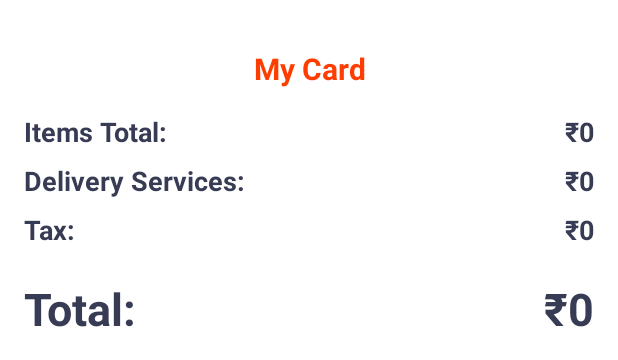
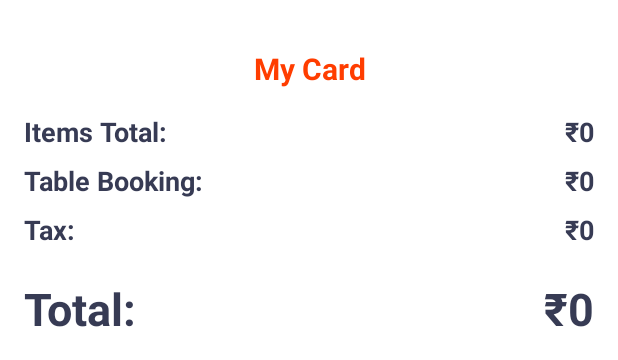
Before and after one commit to Nishanth-sebastin/RMS, an Android app: the layout activity_card_list.xml on its own in the app's theme, with its tools: preview values and no code run, on a phone screen of 412 x 824 dp. Shown: the top 360 px of the screen. Run offline under Robolectric (Android 15) with nearby library versions, the light colour scheme and no system bars.

Commit message:
Fifth commit

```diff
--- a/app/src/main/res/layout/activity_card_list.xml
+++ b/app/src/main/res/layout/activity_card_list.xml
@@ -79,7 +79,7 @@
                     android:layout_width="wrap_content"
                     android:layout_height="wrap_content"
                     android:layout_weight="1"
-                    android:text="Delivery Services:"
+                    android:text="Table Booking:"
                     android:textColor="#373b54"
                     android:textSize="18sp"
                     android:textStyle="bold" />
```
